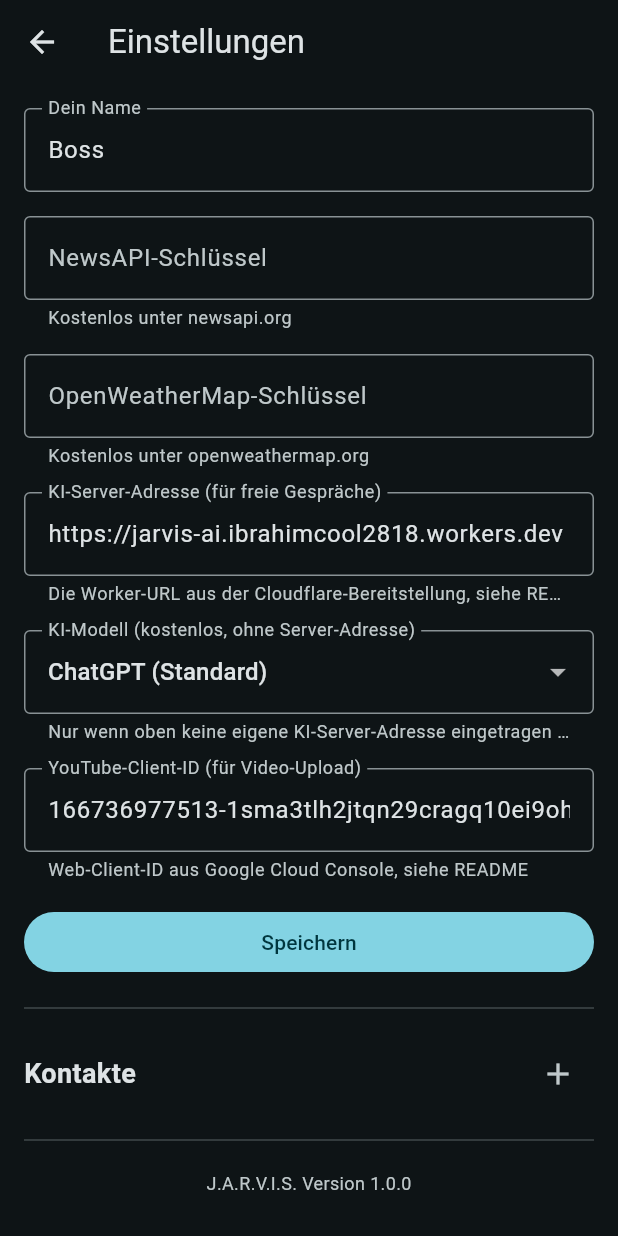
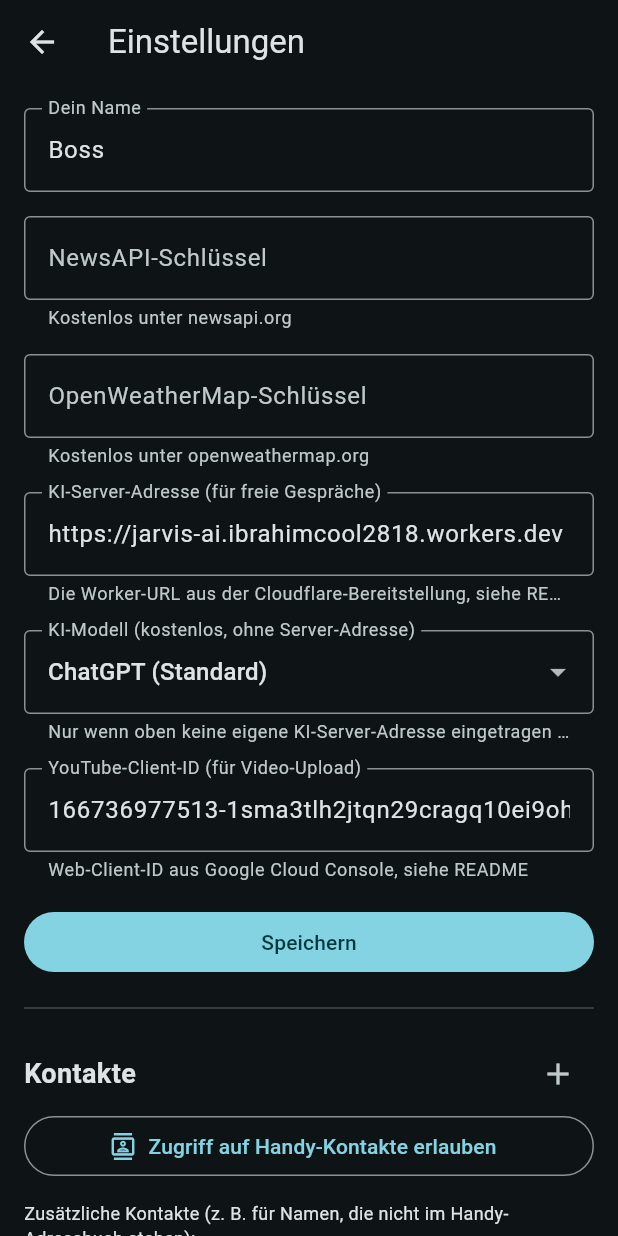
Before and after one commit to ibrahim200832/jarvis-mobile, a Flutter app: the screen it shows after launch, item 2 of the bottom bar chosen, after a tap on the "settings" icon, on a phone screen of 412 x 824 dp. Run offline on Flutter 3.47's test engine with Material 3 defaults, Android fonts, the phone set to English and light mode, and no system bars; our stand-ins replace battery_plus, camera, flutter_contacts, flutter_svg, flutter_tts, geocoding and 9 more; missing offline and left inert: dart:js_interop, dart:ui_web, installed_apps; network calls fail.

Commit message:
Let JARVIS use the phone's real contacts instead of a manual list
Previously "Kontakte" in Einstellungen was a small hand-maintained
list (SharedPreferences-backed) - calling/messaging someone required
retyping their name and number into the app first, even though the
same contact already exists in the phone's address book.

ContactsService.find() now searches the device's real contacts first
(via flutter_contacts, gated behind READ_CONTACTS/an explicit
in-app permission button so nothing is requested without the user
tapping it), falling back to the manual list for names not in the
phone's address book. Verified with flutter analyze/test and a full
web release build (flutter_contacts no-ops safely on kIsWeb).

```diff
--- a/lib/screens/settings_screen.dart
+++ b/lib/screens/settings_screen.dart
@@ -23,6 +23,7 @@ class _SettingsScreenState extends State<SettingsScreen> {
   List<Contact> _contacts = [];
   String _appVersion = '';
   String _aiModel = 'openai';
+  bool? _hasDeviceContacts;
 
   static const _aiModels = {
     'openai': 'ChatGPT (Standard)',
@@ -94,6 +95,11 @@ class _SettingsScreenState extends State<SettingsScreen> {
       ));
       await _load();
     }
+  }
+
+  Future<void> _requestDeviceContacts() async {
+    final granted = await widget.contacts.hasDeviceAccess();
+    if (mounted) setState(() => _hasDeviceContacts = granted);
   }
 
   @override
@@ -168,6 +174,27 @@ class _SettingsScreenState extends State<SettingsScreen> {
               IconButton(onPressed: _addContact, icon: const Icon(Icons.add)),
             ],
           ),
+          if (_hasDeviceContacts != true)
+            Padding(
+              padding: const EdgeInsets.only(bottom: 12),
+              child: OutlinedButton.icon(
+                onPressed: _requestDeviceContacts,
+                icon: const Icon(Icons.contacts_outlined),
+                label: const Text('Zugriff auf Handy-Kontakte erlauben'),
+              ),
+            )
+          else
+            const Padding(
+              padding: EdgeInsets.only(bottom: 12),
+              child: Text(
+                'Zugriff auf Handy-Kontakte erlaubt — JARVIS findet jeden Namen aus deinem Adressbuch, ohne dass du ihn hier eintragen musst.',
+                style: TextStyle(fontSize: 12),
+              ),
+            ),
+          const Text(
+            'Zusätzliche Kontakte (z. B. für Namen, die nicht im Handy-Adressbuch stehen):',
+            style: TextStyle(fontSize: 12),
+          ),
           ..._contacts.map(
             (c) => ListTile(
               title: Text(c.name),
--- a/pubspec.yaml
+++ b/pubspec.yaml
@@ -30,6 +30,7 @@ dependencies:
   web: ^1.1.0
   google_sign_in: ^6.2.2
   image_picker: ^1.2.3
+  flutter_contacts: ^1.1.9+2
 
 dev_dependencies:
   flutter_test:
```
Also changed, not shown: lib/services/contacts_service.dart (+33 -2 lines), pubspec.lock, 1 other file.
